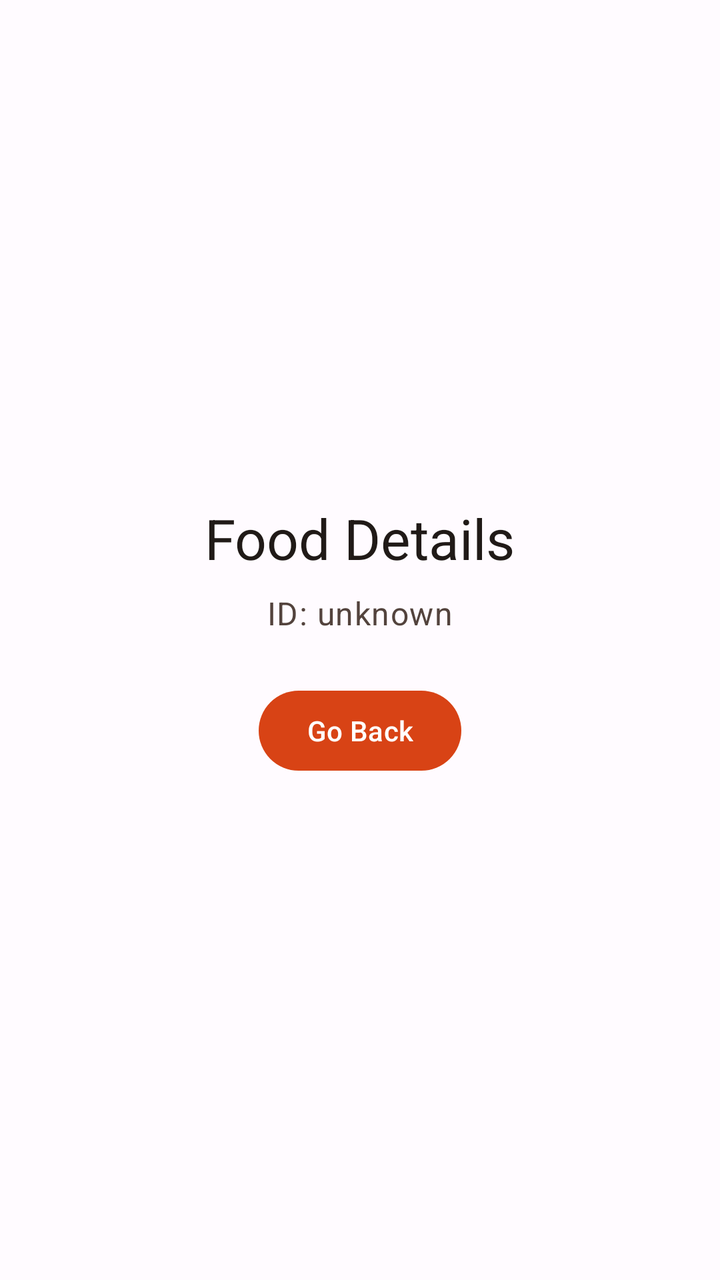
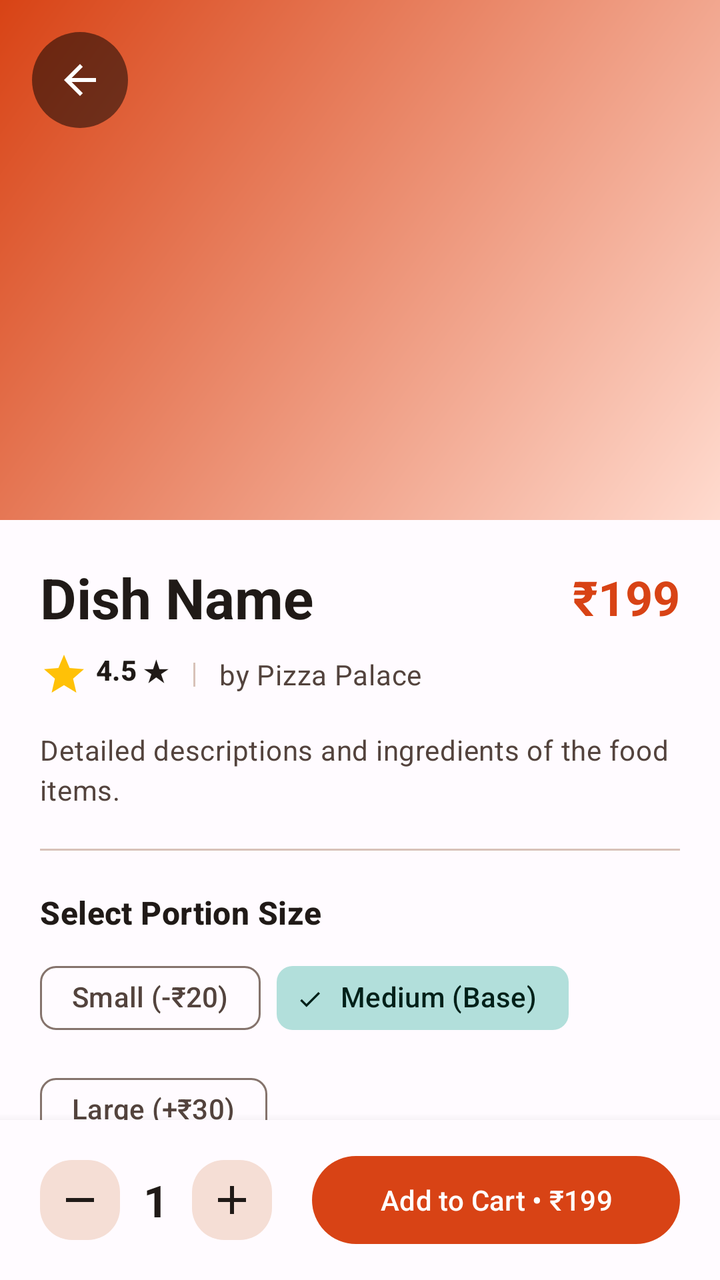

Screens rendered from an Android XML layout before and after an edit, with the pre-edit source and the edit as a unified diff.
<!-- AndroidManifest.xml: application theme Theme.FoodFusionAI -->
<!-- res/layout/fragment_food_details.xml -->
<?xml version="1.0" encoding="utf-8"?>
<LinearLayout xmlns:android="http://schemas.android.com/apk/res/android"
    android:layout_width="match_parent"
    android:layout_height="match_parent"
    android:orientation="vertical"
    android:gravity="center"
    android:background="?attr/colorSurface"
    android:padding="24dp">

    <TextView
        android:id="@+id/tvTitle"
        android:layout_width="wrap_content"
        android:layout_height="wrap_content"
        android:text="Food Details"
        android:textAppearance="?attr/textAppearanceHeadlineMedium"
        android:textColor="?attr/colorOnSurface" />

    <TextView
        android:id="@+id/tvFoodId"
        android:layout_width="wrap_content"
        android:layout_height="wrap_content"
        android:layout_marginTop="8dp"
        android:text="ID: unknown"
        android:textAppearance="?attr/textAppearanceBodyLarge"
        android:textColor="?attr/colorOnSurfaceVariant" />

    <Button
        android:id="@+id/btnBack"
        android:layout_width="wrap_content"
        android:layout_height="wrap_content"
        android:layout_marginTop="24dp"
        android:text="Go Back" />
</LinearLayout>
<!-- resources referenced by this layout -->
<resources>
  <color name="md_theme_light_primary">#D84315</color>
  <color name="md_theme_light_onPrimary">#FFFFFF</color>
  <color name="md_theme_light_secondary">#00695C</color>
  <color name="md_theme_light_onSecondary">#FFFFFF</color>
  <color name="md_theme_light_tertiary">#FFB300</color>
  <color name="md_theme_light_onTertiary">#FFFFFF</color>
  <color name="md_theme_light_error">#BA1A1A</color>
  <color name="md_theme_light_onError">#FFFFFF</color>
  <color name="md_theme_light_errorContainer">#FFDAD6</color>
  <color name="md_theme_light_background">#FFFBFF</color>
  <color name="md_theme_light_onBackground">#201A17</color>
  <color name="md_theme_light_surface">#FFFBFF</color>
  <color name="md_theme_light_onSurface">#201A17</color>
  <color name="md_theme_light_surfaceVariant">#F5DED5</color>
  <color name="md_theme_light_onSurfaceVariant">#53433D</color>
  <color name="md_theme_light_outline">#85736C</color>
  <color name="md_theme_light_outlineVariant">#D8C2B9</color>
  <color name="md_theme_light_inverseSurface">#362F2C</color>
  <color name="md_theme_light_inverseOnSurface">#FBEEE9</color>
  <color name="md_theme_light_inversePrimary">#FFB599</color>
  <!-- unchanged entries left out for length: 8 -->
</resources>

<!-- the commit's change to res/layout/fragment_food_details.xml (unified diff, before → after) -->
@@ -1,33 +1,346 @@
 <?xml version="1.0" encoding="utf-8"?>
-<LinearLayout xmlns:android="http://schemas.android.com/apk/res/android"
+<androidx.constraintlayout.widget.ConstraintLayout xmlns:android="http://schemas.android.com/apk/res/android"
+    xmlns:app="http://schemas.android.com/apk/res-auto"
+    xmlns:tools="http://tools.android.com/apk/res/android"
     android:layout_width="match_parent"
     android:layout_height="match_parent"
-    android:orientation="vertical"
-    android:gravity="center"
-    android:background="?attr/colorSurface"
-    android:padding="24dp">
-
-    <TextView
-        android:id="@+id/tvTitle"
+    android:background="?attr/colorSurface">
+
+    
+    <androidx.core.widget.NestedScrollView
+        android:id="@+id/scrollViewFood"
+        android:layout_width="match_parent"
+        android:layout_height="0dp"
+        android:fillViewport="true"
+        app:layout_constraintBottom_toTopOf="@id/layoutBottomActions"
+        app:layout_constraintTop_toTopOf="parent">
+
+        <androidx.constraintlayout.widget.ConstraintLayout
+            android:layout_width="match_parent"
+            android:layout_height="wrap_content"
+            android:paddingBottom="24dp">
+
+            
+            <ImageView
+                android:id="@+id/ivFoodHero"
+                android:layout_width="match_parent"
+                android:layout_height="260dp"
+                android:scaleType="centerCrop"
+                android:src="@drawable/bg_gradient_primary"
+                app:layout_constraintTop_toTopOf="parent" />
+
+            <View
+                android:layout_width="match_parent"
+                android:layout_height="260dp"
+                android:background="@drawable/bg_gradient_primary"
+                android:alpha="0.2"
+                app:layout_constraintTop_toTopOf="parent" />
+
+            
+            <ImageButton
+                android:id="@+id/btnBack"
+                android:layout_width="48dp"
+                android:layout_height="48dp"
+                android:layout_margin="16dp"
+                android:background="@drawable/bg_circle"
+                android:backgroundTint="#80000000"
+                android:src="@drawable/ic_arrow_back"
+                app:layout_constraintStart_toStartOf="parent"
+                app:layout_constraintTop_toTopOf="parent"
+                app:tint="@android:color/white"
+                android:contentDescription="Back" />
+
+            
+            <LinearLayout
+                android:layout_width="match_parent"
+                android:layout_height="wrap_content"
+                android:orientation="vertical"
+                android:padding="20dp"
+                app:layout_constraintTop_toBottomOf="@id/ivFoodHero">
+
+                <RelativeLayout
+                    android:layout_width="match_parent"
+                    android:layout_height="wrap_content">
+
+                    <TextView
+                        android:id="@+id/tvFoodTitle"
+                        android:layout_width="wrap_content"
+                        android:layout_height="wrap_content"
+                        android:layout_alignParentStart="true"
+                        android:layout_toStartOf="@id/tvFoodPrice"
+                        android:text="Dish Name"
+                        android:textAppearance="?attr/textAppearanceHeadlineMedium"
+                        android:textColor="?attr/colorOnSurface"
+                        android:textStyle="bold" />
+
+                    <TextView
+                        android:id="@+id/tvFoodPrice"
+                        android:layout_width="wrap_content"
+                        android:layout_height="wrap_content"
+                        android:layout_alignParentEnd="true"
+                        android:layout_centerVertical="true"
+                        android:text="₹199"
+                        android:textAppearance="?attr/textAppearanceHeadlineSmall"
+                        android:textColor="?attr/colorPrimary"
+                        android:textStyle="bold" />
+                </RelativeLayout>
+
+                
+                <LinearLayout
+                    android:layout_width="match_parent"
+                    android:layout_height="wrap_content"
+                    android:layout_marginTop="8dp"
+                    android:gravity="center_vertical"
+                    android:orientation="horizontal">
+
+                    <TextView
+                        android:id="@+id/tvFoodRating"
+                        android:layout_width="wrap_content"
+                        android:layout_height="wrap_content"
+                        android:drawablePadding="4dp"
+                        android:text="4.5 ★"
+                        android:textAppearance="?attr/textAppearanceLabelLarge"
+                        android:textColor="?attr/colorOnSurface"
+                        android:textStyle="bold"
+                        app:drawableStartCompat="@drawable/ic_star"
+                        app:drawableTint="#FFC107" />
+
+                    <View
+                        android:layout_width="1dp"
+                        android:layout_height="12dp"
+                        android:layout_marginHorizontal="12dp"
+                        android:background="?attr/colorOutlineVariant" />
+
+                    <TextView
+                        android:id="@+id/tvFoodRestaurantName"
+                        android:layout_width="wrap_content"
+                        android:layout_height="wrap_content"
+                        android:text="by Pizza Palace"
+                        android:textAppearance="?attr/textAppearanceBodyMedium"
+                        android:textColor="?attr/colorOnSurfaceVariant" />
+                </LinearLayout>
+
+                <TextView
+                    android:id="@+id/tvFoodDescription"
+                    android:layout_width="match_parent"
+                    android:layout_height="wrap_content"
+                    android:layout_marginTop="16dp"
+                    android:text="Detailed descriptions and ingredients of the food items."
+                    android:textAppearance="?attr/textAppearanceBodyMedium"
+                    android:textColor="?attr/colorOnSurfaceVariant" />
+
+                
+                <View
+                    android:layout_width="match_parent"
+                    android:layout_height="1dp"
+                    android:layout_marginVertical="20dp"
+                    android:background="?attr/colorOutlineVariant" />
+
+                
+                <TextView
+                    android:layout_width="wrap_content"
+                    android:layout_height="wrap_content"
+                    android:text="Select Portion Size"
+                    android:textAppearance="?attr/textAppearanceTitleMedium"
+                    android:textColor="?attr/colorOnSurface"
+                    android:textStyle="bold" />
+
+                <com.google.android.material.chip.ChipGroup
+                    android:id="@+id/chipGroupSize"
+                    android:layout_width="match_parent"
+                    android:layout_height="wrap_content"
+                    android:layout_marginTop="8dp"
+                    app:singleSelection="true"
+                    app:selectionRequired="true">
+
+                    <com.google.android.material.chip.Chip
+                        android:id="@+id/chipSizeSmall"
+                        style="@style/Widget.Material3.Chip.Filter"
+                        android:layout_width="wrap_content"
+                        android:layout_height="wrap_content"
+                        android:text="Small (-₹20)" />
+
+                    <com.google.android.material.chip.Chip
+                        android:id="@+id/chipSizeMedium"
+                        style="@style/Widget.Material3.Chip.Filter"
+                        android:layout_width="wrap_content"
+                        android:layout_height="wrap_content"
+                        android:checked="true"
+                        android:text="Medium (Base)" />
+
+                    <com.google.android.material.chip.Chip
+                        android:id="@+id/chipSizeLarge"
+                        style="@style/Widget.Material3.Chip.Filter"
+                        android:layout_width="wrap_content"
+                        android:layout_height="wrap_content"
+                        android:text="Large (+₹30)" />
+                </com.google.android.material.chip.ChipGroup>
+
+                
+                <TextView
+                    android:layout_width="wrap_content"
+                    android:layout_height="wrap_content"
+                    android:layout_marginTop="20dp"
+                    android:text="Spice Preference"
+                    android:textAppearance="?attr/textAppearanceTitleMedium"
+                    android:textColor="?attr/colorOnSurface"
+                    android:textStyle="bold" />
+
+                <com.google.android.material.chip.ChipGroup
+                    android:id="@+id/chipGroupSpice"
+                    android:layout_width="match_parent"
+                    android:layout_height="wrap_content"
+                    android:layout_marginTop="8dp"
+                    app:singleSelection="true"
+                    app:selectionRequired="true">
+
+                    <com.google.android.material.chip.Chip
+                        android:id="@+id/chipSpiceMild"
+                        style="@style/Widget.Material3.Chip.Filter"
+                        android:layout_width="wrap_content"
+                        android:layout_height="wrap_content"
+                        android:text="Mild" />
+
+                    <com.google.android.material.chip.Chip
+                        android:id="@+id/chipSpiceMedium"
+                        style="@style/Widget.Material3.Chip.Filter"
+                        android:layout_width="wrap_content"
+                        android:layout_height="wrap_content"
+                        android:checked="true"
+                        android:text="Medium" />
+
+                    <com.google.android.material.chip.Chip
+                        android:id="@+id/chipSpiceHot"
+                        style="@style/Widget.Material3.Chip.Filter"
+                        android:layout_width="wrap_content"
+                        android:layout_height="wrap_content"
+                        android:text="Hot Spicy" />
+                </com.google.android.material.chip.ChipGroup>
+
+            </LinearLayout>
+
+        </androidx.constraintlayout.widget.ConstraintLayout>
+    </androidx.core.widget.NestedScrollView>
+
+    
+    <androidx.constraintlayout.widget.ConstraintLayout
+        android:id="@+id/layoutBottomActions"
+        android:layout_width="match_parent"
+        android:layout_height="80dp"
+        android:background="?attr/colorSurface"
+        android:elevation="8dp"
+        android:paddingHorizontal="20dp"
+        app:layout_constraintBottom_toBottomOf="parent">
+
+        <LinearLayout
+            android:id="@+id/layoutQuantitySelector"
+            android:layout_width="wrap_content"
+            android:layout_height="wrap_content"
+            android:gravity="center"
+            android:orientation="horizontal"
+            app:layout_constraintBottom_toBottomOf="parent"
+            app:layout_constraintStart_toStartOf="parent"
+            app:layout_constraintTop_toTopOf="parent">
+
+            <ImageButton
+                android:id="@+id/btnQtyMinus"
+                android:layout_width="40dp"
+                android:layout_height="40dp"
+                android:background="@drawable/bg_rounded_primary"
+                android:backgroundTint="?attr/colorSurfaceVariant"
+                android:src="@drawable/ic_remove"
+                app:tint="?attr/colorOnSurface"
+                android:contentDescription="Decrease quantity" />
+
+            <TextView
+                android:id="@+id/tvQuantityText"
+                android:layout_width="36dp"
+                android:layout_height="wrap_content"
+                android:gravity="center"
+                android:text="1"
+                android:textAppearance="?attr/textAppearanceTitleLarge"
+                android:textColor="?attr/colorOnSurface"
+                android:textStyle="bold" />
+
+            <ImageButton
+                android:id="@+id/btnQtyPlus"
+                android:layout_width="40dp"
+                android:layout_height="40dp"
+                android:background="@drawable/bg_rounded_primary"
+                android:backgroundTint="?attr/colorSurfaceVariant"
+                android:src="@drawable/ic_add"
+                app:tint="?attr/colorOnSurface"
+                android:contentDescription="Increase quantity" />
+        </LinearLayout>
+
+        <com.google.android.material.button.MaterialButton
+            android:id="@+id/btnAddToCart"
+            android:layout_width="0dp"
+            android:layout_height="52dp"
+            android:layout_marginStart="20dp"
+            android:text="Add to Cart • ₹199"
+            app:layout_constraintBottom_toBottomOf="parent"
+            app:layout_constraintEnd_toEndOf="parent"
+            app:layout_constraintStart_toEndOf="@id/layoutQuantitySelector"
+            app:layout_constraintTop_toTopOf="parent" />
+
+    </androidx.constraintlayout.widget.ConstraintLayout>
+
+    
+
+    <ProgressBar
+        android:id="@+id/progressBar"
         android:layout_width="wrap_content"
         android:layout_height="wrap_content"
-        android:text="Food Details"
-        android:textAppearance="?attr/textAppearanceHeadlineMedium"
-        android:textColor="?attr/colorOnSurface" />
-
-    <TextView
-        android:id="@+id/tvFoodId"
-        android:layout_width="wrap_content"
-        android:layout_height="wrap_content"
-        android:layout_marginTop="8dp"
-        android:text="ID: unknown"
-        android:textAppearance="?attr/textAppearanceBodyLarge"
-        android:textColor="?attr/colorOnSurfaceVariant" />
-
-    <Button
-        android:id="@+id/btnBack"
-        android:layout_width="wrap_content"
-        android:layout_height="wrap_content"
-        android:layout_marginTop="24dp"
-        android:text="Go Back" />
-</LinearLayout>
+        android:visibility="gone"
+        app:layout_constraintBottom_toBottomOf="parent"
+        app:layout_constraintEnd_toEndOf="parent"
+        app:layout_constraintStart_toStartOf="parent"
+        app:layout_constraintTop_toTopOf="parent" />
+
+    
+    <androidx.constraintlayout.widget.ConstraintLayout
+        android:id="@+id/layoutError"
+        android:layout_width="match_parent"
+        android:layout_height="match_parent"
+        android:background="?attr/colorSurface"
+        android:padding="24dp"
+        android:visibility="gone">
+
+        <ImageView
+            android:id="@+id/ivError"
+            android:layout_width="120dp"
+            android:layout_height="120dp"
+            android:src="@drawable/ic_error"
+            app:layout_constraintBottom_toTopOf="@id/tvErrorMessage"
+            app:layout_constraintEnd_toEndOf="parent"
+            app:layout_constraintStart_toStartOf="parent"
+            app:layout_constraintTop_toTopOf="parent"
+            app:layout_constraintVertical_chainStyle="packed" />
+
+        <TextView
+            android:id="@+id/tvErrorMessage"
+            android:layout_width="wrap_content"
+            android:layout_height="wrap_content"
+            android:layout_marginTop="16dp"
+            android:text="Failed to load food details"
+            android:textAppearance="?attr/textAppearanceTitleLarge"
+            android:textColor="?attr/colorOnSurface"
+            app:layout_constraintBottom_toTopOf="@id/btnRetry"
+            app:layout_constraintEnd_toEndOf="parent"
+            app:layout_constraintStart_toStartOf="parent"
+            app:layout_constraintTop_toBottomOf="@id/ivError" />
+
+        <com.google.android.material.button.MaterialButton
+            android:id="@+id/btnRetry"
+            android:layout_width="wrap_content"
+            android:layout_height="wrap_content"
+            android:layout_marginTop="16dp"
+            android:text="Retry"
+            app:layout_constraintBottom_toBottomOf="parent"
+            app:layout_constraintEnd_toEndOf="parent"
+            app:layout_constraintStart_toStartOf="parent"
+            app:layout_constraintTop_toBottomOf="@id/tvErrorMessage" />
+    </androidx.constraintlayout.widget.ConstraintLayout>
+
+</androidx.constraintlayout.widget.ConstraintLayout>
<!-- resource entries referenced after the edit -->
@@ -1,5 +1,51 @@
 <!-- resources referenced by this layout -->
 <resources>
+  <!-- drawable bg_circle (drawable) -->
+  <?xml version="1.0" encoding="utf-8"?>
+  <shape xmlns:android="http://schemas.android.com/apk/res/android" android:shape="oval">
+      <solid android:color="?attr/colorPrimary" />
+  </shape>
+  <!-- drawable bg_gradient_primary (drawable) -->
+  <?xml version="1.0" encoding="utf-8"?>
+  <shape xmlns:android="http://schemas.android.com/apk/res/android" android:shape="rectangle">
+      <gradient
+          android:startColor="?attr/colorPrimaryContainer"
+          android:endColor="?attr/colorPrimary"
+          android:angle="135" />
+  </shape>
+  <!-- drawable bg_rounded_primary (drawable) -->
+  <?xml version="1.0" encoding="utf-8"?>
+  <shape xmlns:android="http://schemas.android.com/apk/res/android" android:shape="rectangle">
+      <solid android:color="?attr/colorPrimary" />
+      <corners android:radius="@dimen/radius_lg" />
+  </shape>
+  <!-- drawable ic_add (drawable) -->
+  <vector xmlns:android="http://schemas.android.com/apk/res/android"
+      android:width="24dp"
+      android:height="24dp"
+      android:viewportWidth="24"
+      android:viewportHeight="24">
+      <path
+          android:fillColor="#FF000000"
+          android:pathData="M19 13h-6v6h-2v-6H5v-2h6V5h2v6h6v2z" />
+  </vector>
+  <!-- drawable ic_arrow_back (drawable) -->
+  <vector xmlns:android="http://schemas.android.com/apk/res/android" android:width="24dp" android:height="24dp" android:viewportWidth="24" android:viewportHeight="24" android:tint="?attr/colorOnSurface"><path android:fillColor="@android:color/white" android:pathData="M20,11H7.83l5.59,-5.59L12,4l-8,8 8,8 1.41,-1.41L7.83,13H20v-2z"/></vector>
+  <!-- drawable ic_error (drawable) -->
+  <vector xmlns:android="http://schemas.android.com/apk/res/android" android:width="24dp" android:height="24dp" android:viewportWidth="24" android:viewportHeight="24" android:tint="?attr/colorError"><path android:fillColor="@android:color/white" android:pathData="M12,2C6.48,2 2,6.48 2,12s4.48,10 10,10 10,-4.48 10,-10S17.52,2 12,2zM13,17h-2v-2h2v2zM13,13h-2V7h2v6z"/></vector>
+  <!-- drawable ic_remove (drawable) -->
+  <vector xmlns:android="http://schemas.android.com/apk/res/android"
+      android:width="24dp"
+      android:height="24dp"
+      android:viewportWidth="24"
+      android:viewportHeight="24">
+      <path
+          android:fillColor="#FF000000"
+          android:pathData="M19 13H5v-2h14v2z" />
+  </vector>
+  <!-- drawable ic_star (drawable) -->
+  <vector xmlns:android="http://schemas.android.com/apk/res/android" android:width="24dp" android:height="24dp" android:viewportWidth="24" android:viewportHeight="24" android:tint="?attr/colorOnSurface"><path android:fillColor="@android:color/white" android:pathData="M12,17.27L18.18,21l-1.64,-7.03L22,9.24l-7.19,-0.61L12,2 9.19,8.63 2,9.24l5.46,4.73L5.82,21z"/></vector>
+  <dimen name="radius_lg">16dp</dimen>
   <color name="md_theme_light_primary">#D84315</color>
   <color name="md_theme_light_onPrimary">#FFFFFF</color>
   <color name="md_theme_light_secondary">#00695C</color>
